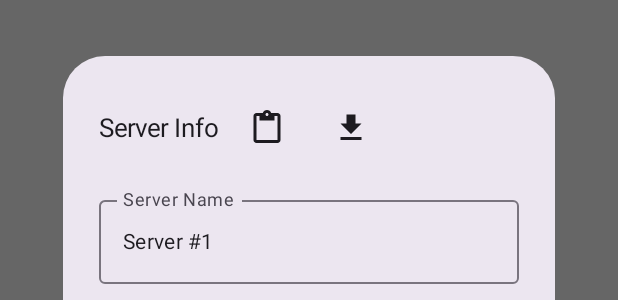
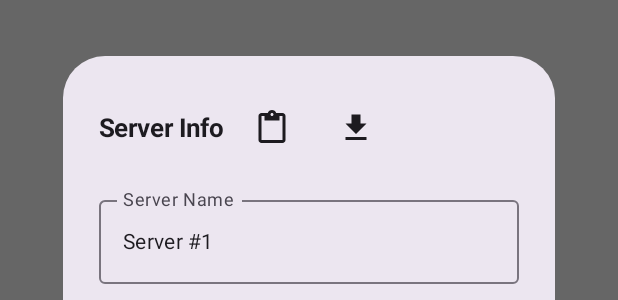
Before and after one commit to agolyud/VPN_Outline_TV, an Android app built with Jetpack Compose: the @Preview function DialogPreview, on a phone screen of 412 x 824 dp. Shown: the part 310-610 px from the top of the screen. Run offline under Robolectric (Android 15) with nearby library versions, the phone set to English and light mode, and no system bars.

Commit message:
Bold dialog titles

```diff
--- a/app/src/main/java/app/android/outlinevpntv/ui/ServerDialog.kt
+++ b/app/src/main/java/app/android/outlinevpntv/ui/ServerDialog.kt
@@ -33,6 +33,7 @@ import androidx.compose.ui.platform.ClipboardManager
 import androidx.compose.ui.platform.LocalClipboardManager
 import androidx.compose.ui.platform.LocalContext
 import androidx.compose.ui.res.stringResource
+import androidx.compose.ui.text.font.FontWeight
 import androidx.compose.ui.tooling.preview.Preview
 import androidx.compose.ui.unit.dp
 import androidx.compose.ui.unit.sp
@@ -91,7 +92,8 @@ fun ServerDialog(
             Row(verticalAlignment = Alignment.CenterVertically) {
                 Text(
                     text = stringResource(id = R.string.edit_server_info),
-                    fontSize = 17.sp
+                    fontSize = 17.sp,
+                    fontWeight = FontWeight.Bold,
                 )
 
                 Spacer(modifier = Modifier.width(8.dp))
--- a/app/src/main/java/app/android/outlinevpntv/ui/UpdateDialog.kt
+++ b/app/src/main/java/app/android/outlinevpntv/ui/UpdateDialog.kt
@@ -8,6 +8,7 @@ import androidx.compose.runtime.*
 import androidx.compose.ui.Modifier
 import androidx.compose.ui.graphics.Color
 import androidx.compose.ui.res.stringResource
+import androidx.compose.ui.text.font.FontWeight
 import androidx.compose.ui.tooling.preview.Preview
 import androidx.compose.ui.unit.dp
 import androidx.compose.ui.unit.sp
@@ -27,6 +28,7 @@ fun UpdateDialog(
             Text(
                 text = stringResource(id = R.string.app_update_available),
                 fontSize = 17.sp,
+                fontWeight = FontWeight.Bold,
             )
         },
         text = {
```
